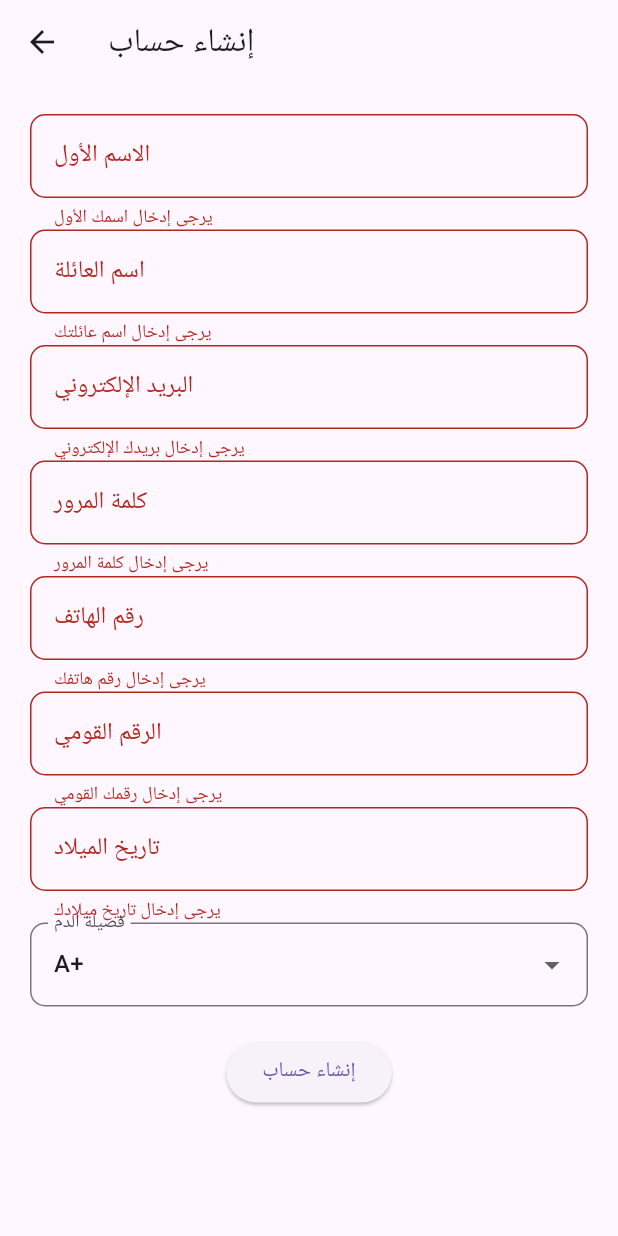
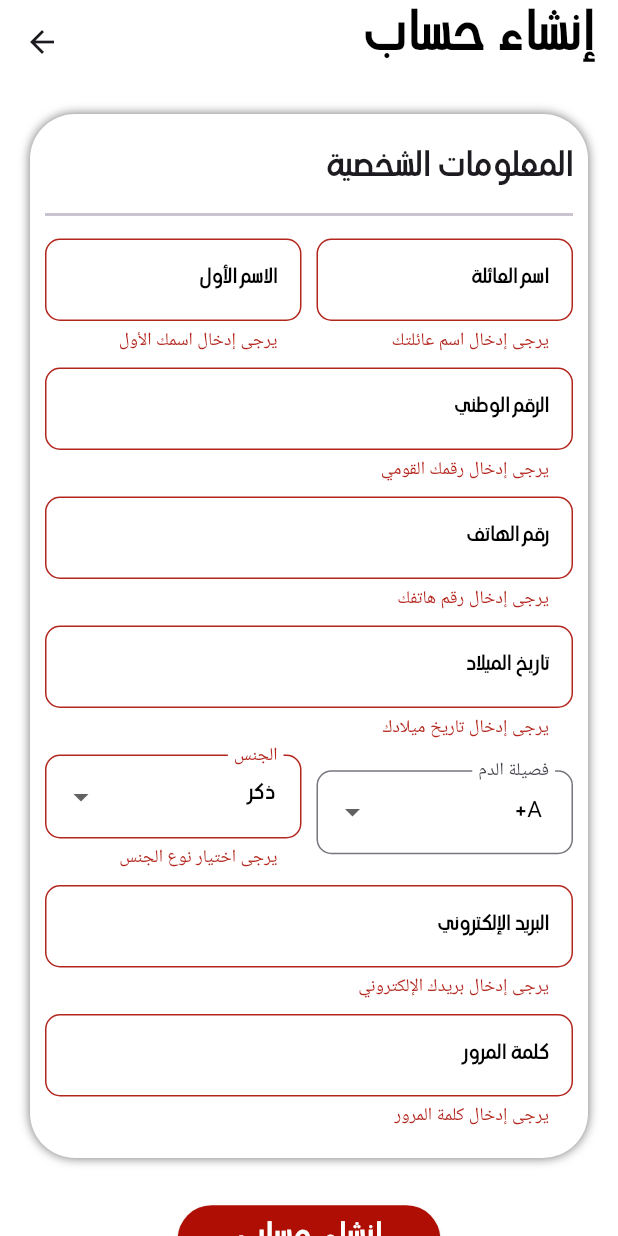
Before and after one commit to Kreatbox/iithar, a Flutter app: the SignupScreen screen opened by its route, after a tap on "إنشاء حساب", on a phone screen of 412 x 824 dp. Run offline on Flutter 3.47's test engine with Material 3 defaults, Android fonts, the phone set to English and light mode, and no system bars; our stand-ins replace cloud_firestore, firebase_auth, firebase_core, flutter_map, get, latlong2 and 3 more; accounts and stored records are empty.

Commit message:
تنسيق واجهة انشاء حساب
+ بعص التعديلات

```diff
--- a/lib/screens/donate_now_screen.dart
+++ b/lib/screens/donate_now_screen.dart
@@ -54,10 +54,10 @@ class UserInfoCard extends StatelessWidget {
                   mainAxisAlignment: MainAxisAlignment.start,
                   children: <Widget>[
                     CircleAvatar(
-                      backgroundColor:  Color(0xFFAE0E03),
+                      backgroundColor: Colors.grey[20] ,
                       radius: 20.0,
                       child: Icon(
-                        Icons.person,color: Colors.white,
+                        Icons.person,color: Color(0xFFAE0E03),
                         size: 20,
                       ),
                     ),
@@ -173,7 +173,7 @@ class UserInfoCard extends StatelessWidget {
       builder: (BuildContext context) {
         return AlertDialog(
           backgroundColor: Colors.white,
-          title: Text('تم إرسال قبول للمتبرع',
+          title: Text('شكراً لك على مساهمتك في إنقاذ حياة',
             textAlign: TextAlign.center,
             style: TextStyle(
           fontSize: 25,
@@ -182,14 +182,15 @@ class UserInfoCard extends StatelessWidget {
           content: Column(
             mainAxisSize: MainAxisSize.min,
             children: <Widget>[
-              Image.asset('assets/icons/icon6.png',width:90,height: 90,),
+
               SizedBox(height: 16.0),
-              Text('!شكراً لك على مساهمتك في إنقاذ حياة',
+              Text('لقد تم إرسال قبول للمتبرع ',
                   textAlign: TextAlign.center,
                   style: TextStyle(
-                  fontSize: 15,
+                  fontSize: 18,
                   fontFamily: 'BAHIJ',color: Colors.black)),
-              SizedBox(height: 16.0),
+              SizedBox(height: 25.0),
+              Image.asset('assets/icons/icon6.png',width:90,height: 90,),
             ],
           ),
           actions: <Widget>[
--- a/lib/screens/signup_screen.dart
+++ b/lib/screens/signup_screen.dart
@@ -22,7 +22,26 @@ class _SignupScreenState extends State<SignupScreen> {
   final _phoneNumberController = TextEditingController();
   final _ssidController = TextEditingController();
   final _birthDateController = TextEditingController();
+
+  // Ensure default values exist in the dropdown lists
+  final List<String> _bloodTypes = ['A+', 'A-', 'B+', 'B-', 'AB+', 'AB-', 'O+', 'O-'];
+  final List<String> _genderTypes = ['ذكر', 'انثى'];
+
+  // Default values
   String _selectedBloodType = 'A+';
+  String _selectedGenderType = 'ذكر';
+
+  @override
+  void initState() {
+    super.initState();
+    // Verify default values
+    if (!_bloodTypes.contains(_selectedBloodType)) {
+      _selectedBloodType = _bloodTypes.first;
+    }
+    if (!_genderTypes.contains(_selectedGenderType)) {
+      _selectedGenderType = _genderTypes.first;
+    }
+  }
 
   @override
   void dispose() {
@@ -40,54 +59,75 @@ class _SignupScreenState extends State<SignupScreen> {
   @override
   Widget build(BuildContext context) {
     return Scaffold(
+      backgroundColor: Colors.white,
       appBar: AppBar(
-        title: const Text('إنشاء حساب'),
+        backgroundColor: Colors.white,
+        title: Align(
+          alignment: Alignment.centerRight,
+          child: Text(
+            'إنشاء حساب ',
+            textAlign: TextAlign.right,
+            style: TextStyle(fontFamily: 'HSI', fontSize: 40, color: Colors.black),
           ),
-      body: Form(
+        ),
+      ),
+      body: Stack(
+        children: [
+         SingleChildScrollView(
+          padding: const EdgeInsets.all(20.0),
+          child: Form(
             key: _formKey,
-        child: SingleChildScrollView(
-          padding: const EdgeInsets.all(20.0),
             child: Column(
+              crossAxisAlignment: CrossAxisAlignment.center,
               children: <Widget>[
-              // Input fields
-              _buildTextField(
-                  _firstNameController, 'الاسم الأول', 'يرجى إدخال اسمك الأول'),
-              _buildTextField(
-                  _lastNameController, 'اسم العائلة', 'يرجى إدخال اسم عائلتك'),
-              _buildTextField(_emailController, 'البريد الإلكتروني',
-                  'يرجى إدخال بريدك الإلكتروني',
-                  isEmail: true),
-              _buildTextField(
-                  _passwordController, 'كلمة المرور', 'يرجى إدخال كلمة المرور',
-                  isPassword: true),
-              _buildTextField(
-                  _phoneNumberController, 'رقم الهاتف', 'يرجى إدخال رقم هاتفك',
-                  isPhone: true),
-              _buildTextField(
-                  _ssidController, 'الرقم القومي', 'يرجى إدخال رقمك القومي',
-                  isNumber: true),
-              _buildTextField(_birthDateController, 'تاريخ الميلاد',
-                  'يرجى إدخال تاريخ ميلادك',
-                  isDate: true),
-              _buildDropdownField(),
-
-              const SizedBox(height: 20),
+                _buildInfoSection('المعلومات الشخصية', [
+                  const SizedBox(height: 5),
+                  Row(
+                    children: [
+                      Expanded(child:  _buildTextField(_lastNameController, 'اسم العائلة', 'يرجى إدخال اسم عائلتك'), ),
+                      const SizedBox(width: 10),
+                      Expanded(child:  _buildTextField(_firstNameController, 'الاسم الأول', 'يرجى إدخال اسمك الأول'), ),
+                    ],
+                  ),
+                  const SizedBox(height: 10),
+                  _buildTextField(_ssidController, 'الرقم الوطني', 'يرجى إدخال رقمك القومي', isNumber: true),
+                  const SizedBox(height: 10),
+                  _buildTextField(_phoneNumberController, 'رقم الهاتف', 'يرجى إدخال رقم هاتفك', isPhone: true),
+                  const SizedBox(height: 10),
+                  _buildTextField(_birthDateController, 'تاريخ الميلاد', 'يرجى إدخال تاريخ ميلادك', isDate: true),
+                  const SizedBox(height: 10),
+                  Row(
+                    children: [
+                      Expanded(child:  _buildDropdownField(),),
+                      const SizedBox(width: 10),
+                      Expanded(child: _buildDropdownFieldGender() )
+                    ],
+                  ),
+                  const SizedBox(height: 10),
+                  _buildTextField(_emailController, 'البريد الإلكتروني', 'يرجى إدخال بريدك الإلكتروني', isEmail: true),
+                  const SizedBox(height: 10),
+                  _buildTextField(_passwordController, 'كلمة المرور', 'يرجى إدخال كلمة المرور', isPassword: true),
+                  const SizedBox(height: 10),
+                ]),
+                const SizedBox(height: 30),
                 ElevatedButton(
+                  style: ElevatedButton.styleFrom(
+                      fixedSize: const Size(175, 45),
+                      backgroundColor: const Color(0xFFAE0E03),
+                      padding: const EdgeInsets.only(
+                          right: 25.0, left: 25.0, top: 5.0, bottom: 1.0),
+                      alignment: Alignment.center),
                   onPressed: () async {
                     if (_formKey.currentState!.validate()) {
                       // Create a new account
                       try {
-                      UserCredential userCredential =
-                          await _auth.createUserWithEmailAndPassword(
+                        UserCredential userCredential = await _auth.createUserWithEmailAndPassword(
                           email: _emailController.text,
                           password: _passwordController.text,
                         );
 
                         // Save user data in Firestore
-                      await FirebaseFirestore.instance
-                          .collection('users')
-                          .doc(userCredential.user!.uid)
-                          .set({
+                        await FirebaseFirestore.instance.collection('users').doc(userCredential.user!.uid).set({
                           'firstName': _firstNameController.text,
                           'lastName': _lastNameController.text,
                           'email': _emailController.text,
@@ -95,7 +135,9 @@ class _SignupScreenState extends State<SignupScreen> {
                           'ssid': _ssidController.text,
                           'birthDate': _birthDateController.text,
                           'bloodType': _selectedBloodType,
+                          'genderType': _selectedGenderType,
                         });
+
                         // Navigate to the donation form screen
                         Navigator.pushReplacementNamed(context, '/form');
                       } catch (e) {
@@ -109,27 +151,43 @@ class _SignupScreenState extends State<SignupScreen> {
                       }
                     }
                   },
-                child: const Text('إنشاء حساب'),
+                  child: const Text('إنشاء حساب',  textAlign: TextAlign.center,
+                    style: TextStyle(
+                        fontFamily: 'HSI', fontSize: 25, color: Colors.white),
+                  ),
                 ),
               ],
             ),
           ),
         ),
+      ]),
     );
   }
 
-  Widget _buildTextField(
-      TextEditingController controller, String labelText, String errorText,
-      {bool isEmail = false,
-      bool isPassword = false,
-      bool isPhone = false,
-      bool isNumber = false,
-      bool isDate = false}) {
-    return TextFormField(
+  Widget _buildTextField(TextEditingController controller, String labelText, String errorText,
+      {bool isEmail = false, bool isPassword = false, bool isPhone = false, bool isNumber = false, bool isDate = false}) {
+    return Directionality(
+        textDirection: TextDirection.rtl,
+        child: TextFormField(
+
+      textAlign: TextAlign.right,
       controller: controller,
+      style: TextStyle(
+        fontFamily: 'HSI',
+        fontSize: 15,
+        color: Colors.black,
+      ),
       decoration: InputDecoration(
+        labelStyle: TextStyle(
+          fontFamily: 'HSI',
+          fontSize: 15,
+          color: Colors.black,
+
+
+        ),
         labelText: labelText,
         border: OutlineInputBorder(borderRadius: BorderRadius.circular(10)),
+        alignLabelWithHint: true,
       ),
       obscureText: isPassword,
       keyboardType: isEmail
@@ -141,27 +199,40 @@ class _SignupScreenState extends State<SignupScreen> {
           : isDate
           ? TextInputType.datetime
           : TextInputType.text,
-      validator: (value) {
-        if (value == null || value.isEmpty) {
+      validator: (values) {
+        if (values == null || values.isEmpty) {
           return errorText;
         }
         return null;
       },
-    );
+    ));
   }
 
   Widget _buildDropdownField() {
     return DropdownButtonFormField<String>(
+      dropdownColor: Colors.white,
+      alignment: AlignmentDirectional.center,
+      style: TextStyle(
+        fontFamily: 'HSI',
+        fontSize: 15,
+        color: Colors.black,
+      ),
       value: _selectedBloodType,
       decoration: InputDecoration(
         labelText: 'فصيلة الدم',
         border: OutlineInputBorder(borderRadius: BorderRadius.circular(10)),
+        alignLabelWithHint: true,
       ),
-      items: <String>['A+', 'A-', 'B+', 'B-', 'AB+', 'AB-', 'O+', 'O-']
-          .map((String value) {
+      items: _bloodTypes.map((String value) {
         return DropdownMenuItem<String>(
           value: value,
-          child: Text(value),
+          child: Align(
+            alignment: Alignment.centerRight,
+            child: Text(
+              value,
+              textAlign: TextAlign.right,
+            ),
+          ),
         );
       }).toList(),
       onChanged: (String? newValue) {
@@ -169,6 +240,89 @@ class _SignupScreenState extends State<SignupScreen> {
           _selectedBloodType = newValue!;
         });
       },
+      validator: (value) {
+        if (value == null || !_bloodTypes.contains(value)) {
+          return 'يرجى اختيار فصيلة دم صحيحة';
+        }
+        return null;
+      },
     );
   }
+
+
+  Widget _buildDropdownFieldGender() {
+    return Directionality(
+        textDirection: TextDirection.rtl,
+        child:DropdownButtonFormField<String>(
+      dropdownColor: Colors.white,
+      alignment: AlignmentDirectional.center,
+      style: TextStyle( fontFamily: 'HSI', fontSize: 15, color: Colors.black,
+      ),
+      value: _selectedGenderType,
+      decoration: InputDecoration(
+        labelText: 'الجنس',
+        border: OutlineInputBorder(borderRadius: BorderRadius.circular(10)),
+        alignLabelWithHint: true,
+      ),
+      items: _genderTypes.map((String value) {
+        return DropdownMenuItem<String>(
+          value: value,
+          child: Align(
+            alignment: Alignment.centerRight,
+            child: Text(
+              value,
+              textAlign: TextAlign.right,
+            ),
+          ),
+        );
+      }).toList(),
+      onChanged: (String? newValue) {
+        setState(() {
+          _selectedGenderType = newValue!;
+        });
+      },
+      validator: (values) {
+        if (values == null || !_genderTypes.contains(FontWeight.values)) {
+          return 'يرجى اختيار نوع الجنس ';
         }
+        return null;
+      },
+    ));
+  }
+
+  Widget _buildInfoSection(String title, List<Widget> children) {
+    return Directionality(
+        textDirection: TextDirection.rtl,
+        child:Container(
+      padding: const EdgeInsets.all(10.0),
+      decoration: BoxDecoration(
+        color: Colors.white,
+        borderRadius: BorderRadius.circular(30),
+        boxShadow: [
+          BoxShadow(
+            color: Color.fromRGBO(112, 112, 112, 100),
+            blurRadius: 5,
+          ),
+        ],
+      ),
+      child: Column(
+        crossAxisAlignment: CrossAxisAlignment.start,
+        children: [
+          SizedBox(height: 10),
+          Text(
+            title,
+            style: const TextStyle(
+              fontFamily: 'HSI',
+              fontSize: 25,
+            ),
+          ),
+          const Divider(
+            height: 22,
+            thickness: 2,
+          ),
+          ...children,
+        ],
+      ),
+    ));
+  }
+}
```
Lines whose indentation alone changed are shown as unchanged.
